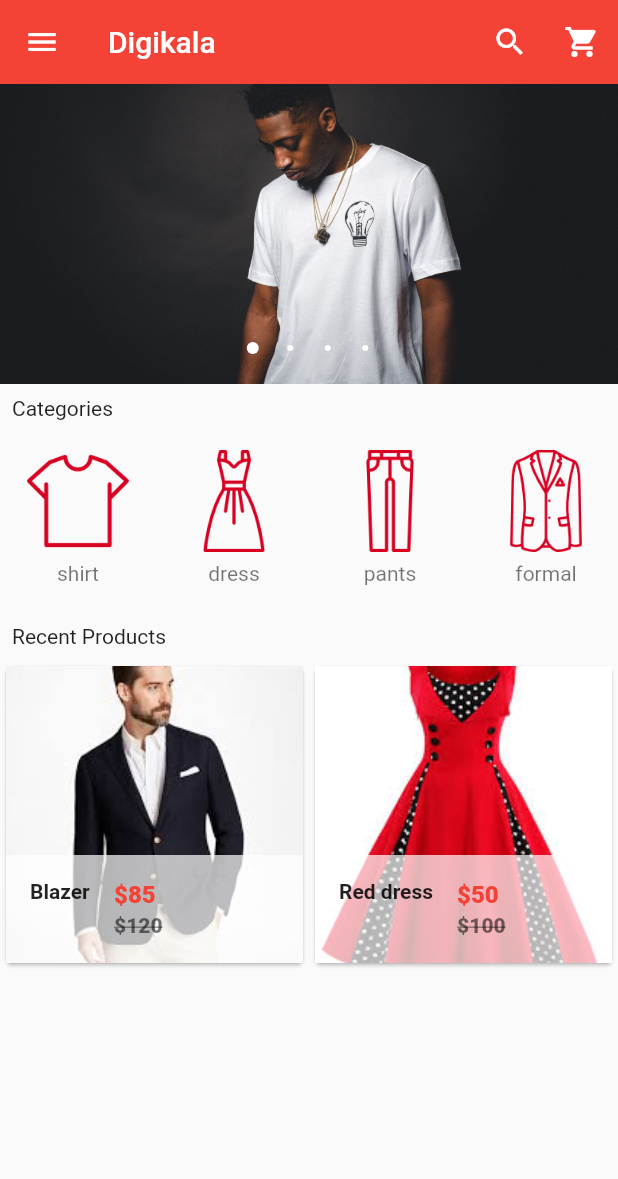
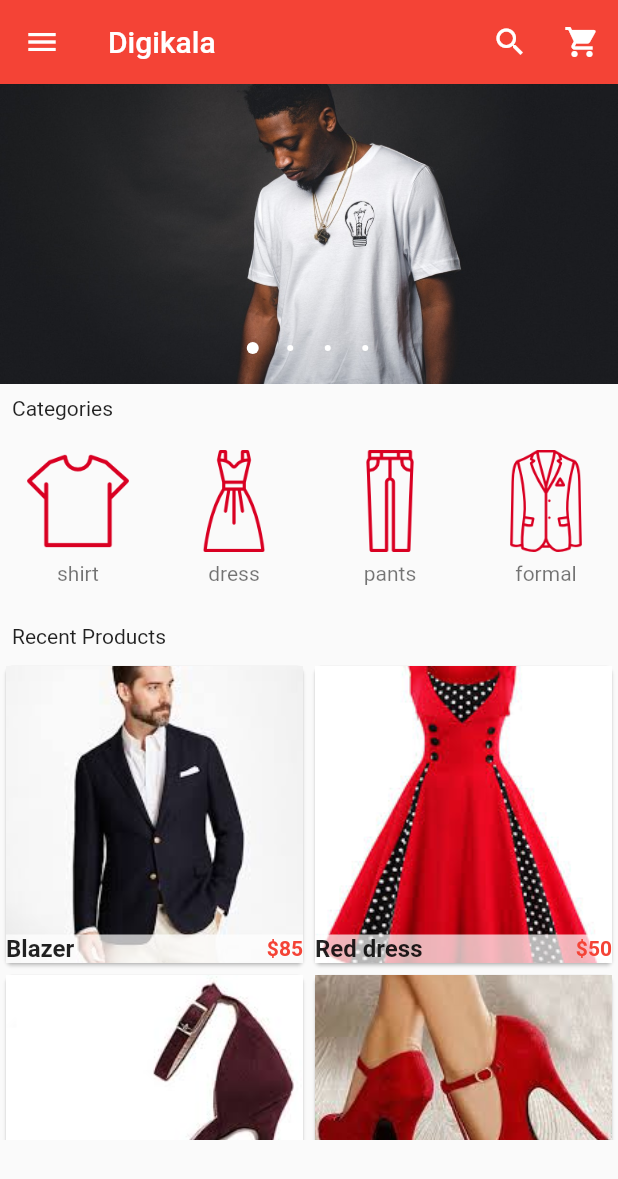
Before and after one commit to mratwan/online-shop-application, a Flutter app: the screen it shows after launch, on a phone screen of 412 x 824 dp. Shown: the top 1179 px of the screen. Run offline on Flutter 3.47's test engine with Material 2 defaults, Android fonts, the phone set to English and light mode, and no system bars; drawn by our look-alikes of carousel_pro.

Commit message:
update some features in page

```diff
--- a/lib/components/products.dart
+++ b/lib/components/products.dart
@@ -17,6 +17,30 @@ class _ProductsState extends State<Products> {
     {
       "name": "Red dress",
       "picture": "assets/images/products/dress1.jpeg",
+      "old_price": 100,
+      "price": 50,
+    },
+    {
+      "name": "Red dress",
+      "picture": "assets/images/products/hills1.jpeg",
+      "old_price": 100,
+      "price": 50,
+    },
+    {
+      "name": "Red dress",
+      "picture": "assets/images/products/hills2.jpeg",
+      "old_price": 100,
+      "price": 50,
+    },
+    {
+      "name": "Red dress",
+      "picture": "assets/images/products/skt1.jpeg",
+      "old_price": 100,
+      "price": 50,
+    },
+    {
+      "name": "Red dress",
+      "picture": "assets/images/products/skt2.jpeg",
       "old_price": 100,
       "price": 50,
     },
@@ -56,7 +80,7 @@ class Single_prod extends StatelessWidget {
   Widget build(BuildContext context) {
     return Card(
       child: Hero(
-          tag: prod_name,
+          tag: Text("Hero 1"),
           child: Material(
             child: InkWell(
               onTap: () => Navigator.of(context).push(MaterialPageRoute(builder: (context) => ProductDetails(
@@ -68,24 +92,13 @@ class Single_prod extends StatelessWidget {
               child: GridTile(
                   footer: Container(
                     color: Colors.white70,
-                    child: ListTile(
-                        leading: Text(
-                          prod_name,
-                          style: TextStyle(fontWeight: FontWeight.bold),
+                    child: Row(
+                      children: <Widget>[
+                        Expanded(
+                          child: Text(prod_name, style: TextStyle(fontWeight: FontWeight.bold, fontSize: 16.0)),
                         ),
-                        title: Text(
-                          "\$$prod_price",
-                          style: TextStyle(
-                              color: Colors.red, fontWeight: FontWeight.w800),
-                        ),
-                        subtitle: Text(
-                          "\$$prod_old_price",
-                          style: TextStyle(
-                              color: Colors.black54,
-                              fontWeight: FontWeight.w800,
-                              decoration
-                                  :TextDecoration.lineThrough),
-                        ),
+                        Text("\$" + prod_price.toString(), style: TextStyle(color: Colors.red, fontWeight: FontWeight.bold))
+                      ],
                     ),
                   ),
                   child: Image.asset(
--- a/lib/pages/product_details.dart
+++ b/lib/pages/product_details.dart
@@ -1,4 +1,5 @@
 import 'package:flutter/material.dart';
+import 'package:shop/main.dart';
 
 class ProductDetails extends StatefulWidget {
   final product_detail_name;
@@ -23,14 +24,13 @@ class _ProductDetailsState extends State<ProductDetails> {
       appBar: AppBar(
         elevation: 0.1,
         backgroundColor: Colors.red,
-        title: Text('Digikala'),
+        title: InkWell(
+          onTap: () { Navigator.push(context, MaterialPageRoute(builder: (context) => HomePage())); },
+          child: Text('Digikala')
+        ),
         actions: <Widget>[
           IconButton(
               icon: Icon(Icons.search), color: Colors.white, onPressed: () {}),
-          IconButton(
-              icon: Icon(Icons.shopping_cart),
-              color: Colors.white,
-              onPressed: () {}),
         ],
       ),
       body: ListView(
```
Also changed, not shown: pubspec.yaml (+9 -0 lines).
